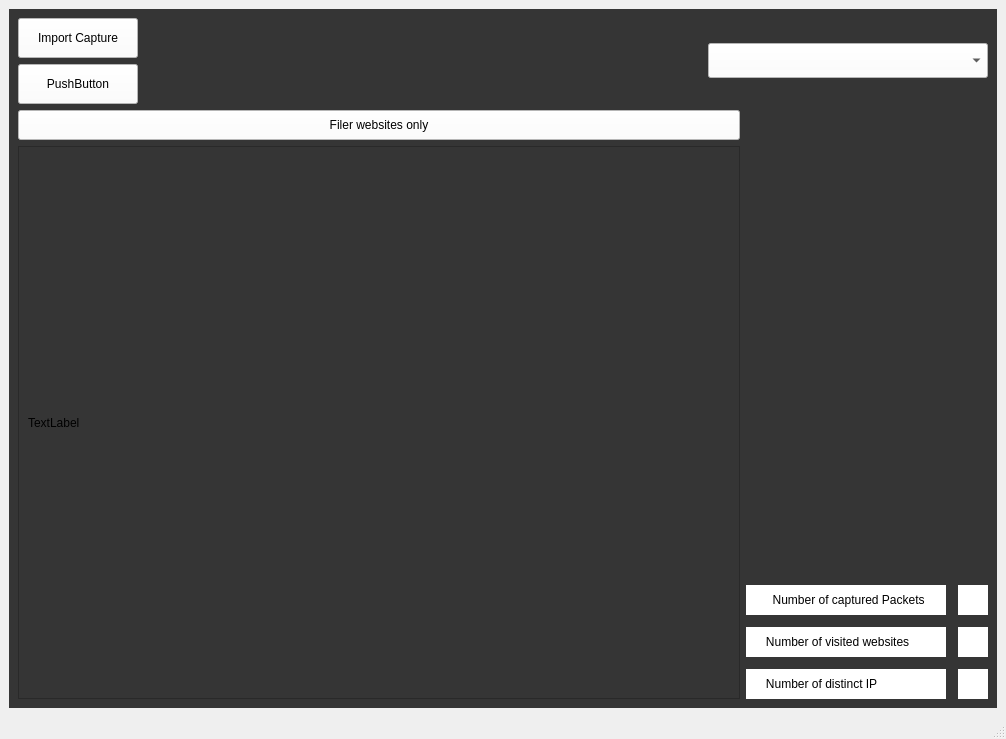
Hass-Ali-Collabs/NetMo, file Layout.ui: the form before one commit.
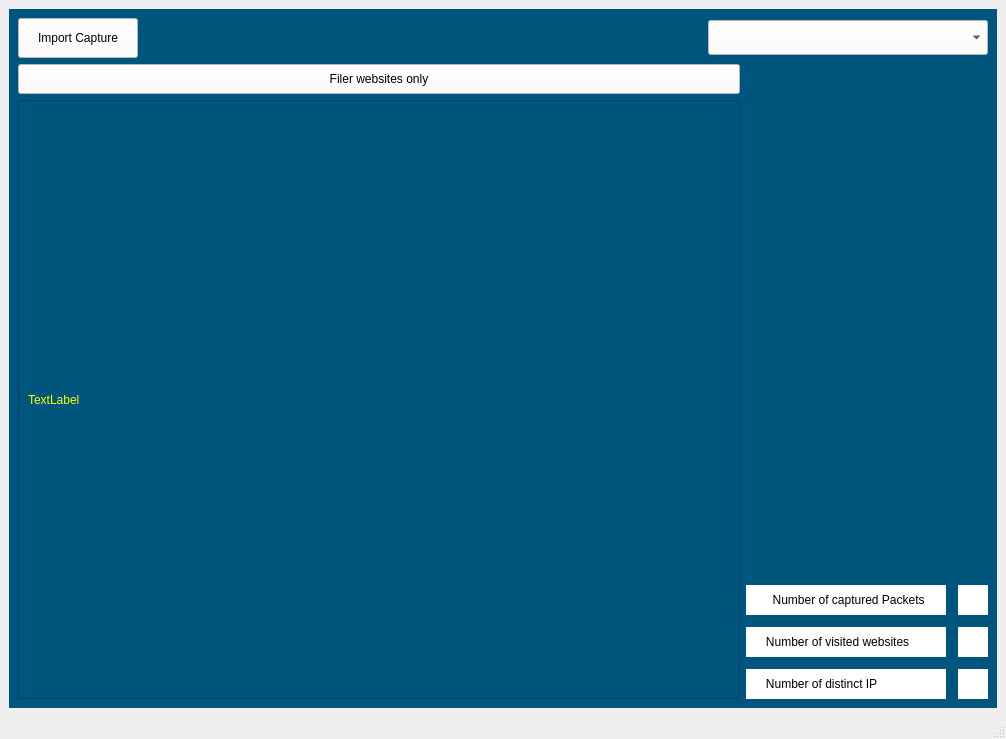
The form after the commit.

Commit message: solving issues with gui integration

```diff
--- a/Layout.ui
+++ b/Layout.ui
@@ -18,7 +18,7 @@
     <item row="0" column="0">
      <widget class="QWidget" name="widget" native="true">
       <property name="styleSheet">
-       <string notr="true">background-color: rgb(53, 53, 53);</string>
+       <string notr="true">background-color: rgb(0, 85, 127);</string>
       </property>
       <layout class="QGridLayout" name="gridLayout">
        <item row="0" column="0">
@@ -45,24 +45,6 @@
                </property>
               </widget>
              </item>
-             <item>
-              <widget class="QPushButton" name="pushButton">
-               <property name="minimumSize">
-                <size>
-                 <width>0</width>
-                 <height>40</height>
-                </size>
-               </property>
-               <property name="styleSheet">
-                <string notr="true">background-color: rgb(255, 255, 255);
-font: 12pt &quot;MS Shell Dlg 2&quot;;
-</string>
-               </property>
-               <property name="text">
-                <string>PushButton</string>
-               </property>
-              </widget>
-             </item>
             </layout>
            </item>
            <item>
@@ -128,12 +110,17 @@
                   <x>0</x>
                   <y>0</y>
                   <width>716</width>
-                  <height>514</height>
+                  <height>560</height>
                  </rect>
                 </property>
                 <layout class="QHBoxLayout" name="horizontalLayout_7">
                  <item>
                   <widget class="QLabel" name="display">
+                   <property name="styleSheet">
+                    <string notr="true">font: 14pt &quot;Times New Roman&quot;;
+background-color: rgb(0, 85, 127);
+color: rgb(255, 255, 0);</string>
+                   </property>
                    <property name="text">
                     <string>TextLabel</string>
                    </property>
@@ -158,6 +145,9 @@
                  <height>70</height>
                 </size>
                </property>
+               <property name="styleSheet">
+                <string notr="true">background-color: rgb(0, 85, 127);</string>
+               </property>
                <property name="text">
                 <string/>
                </property>
```
The commit also changes 6 other files.
